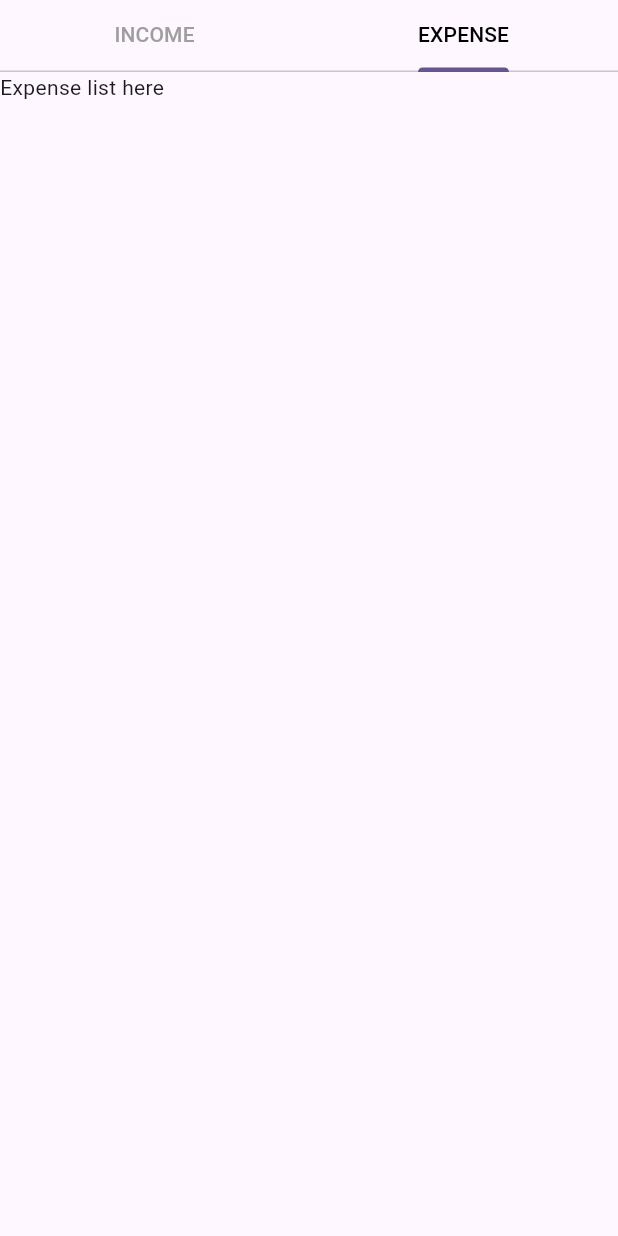
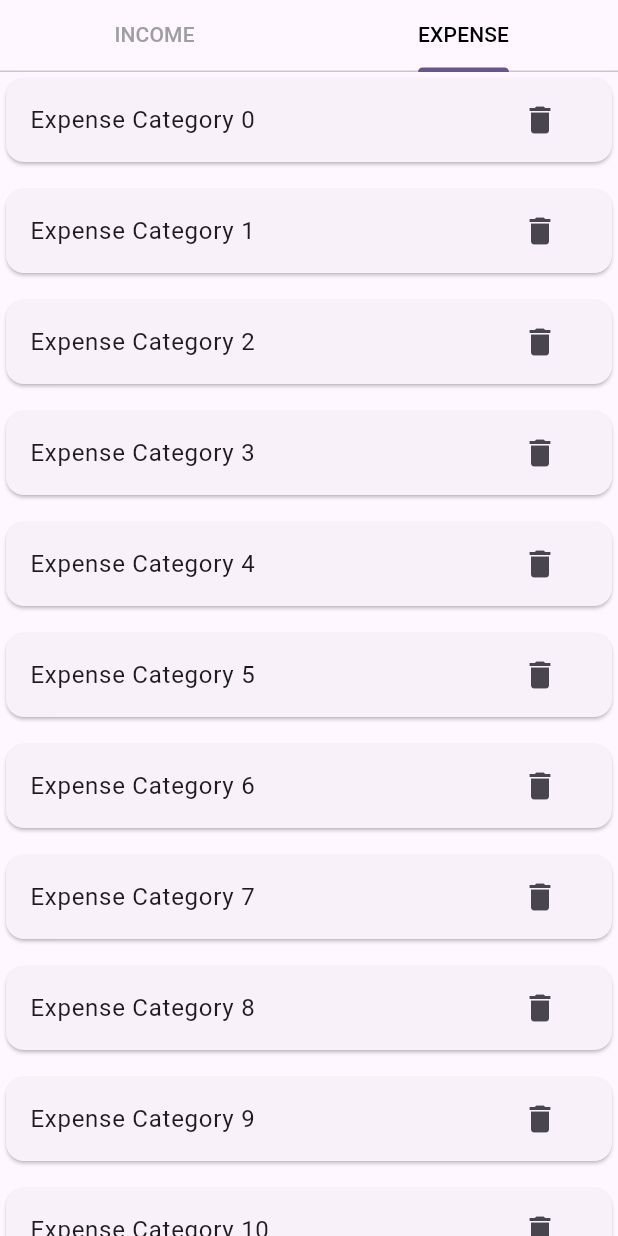
Before and after one commit to flutter-preview/IsmailKoormath-Money-Management, a Flutter app: the Category_Screen widget shown alone on an empty page, opened directly, tab 2 chosen, on a phone screen of 412 x 824 dp. Run offline on Flutter 3.47's test engine with Material 2 defaults, Android fonts, the phone set to English and light mode, and no system bars.

Commit message:
add income_category and expense category

```diff
--- a/lib/screens/category_screen.dart/category_screen.dart
+++ b/lib/screens/category_screen.dart/category_screen.dart
@@ -1,4 +1,6 @@
 import 'package:flutter/material.dart';
+import 'package:money_management/screens/category_screen.dart/expense_category_list.dart';
+import 'package:money_management/screens/category_screen.dart/income_category_list.dart';
 
 class Category_Screen extends StatefulWidget {
   const Category_Screen({super.key});
@@ -36,8 +38,8 @@ class _Category_ScreenState extends State<Category_Screen>
         ),
         Expanded(
           child: TabBarView(controller: _tabController, children: [
-            Text('Income list here'),
-            Text('Expense list here'),
+            IncomeCategoryList(),
+            ExpenseCategoryList(),
           ]),
         )
       ],
--- /dev/null
+++ b/lib/screens/category_screen.dart/expense_category_list.dart
@@ -0,0 +1,26 @@
+import 'package:flutter/material.dart';
+
+class ExpenseCategoryList extends StatelessWidget {
+  const ExpenseCategoryList({super.key});
+
+  @override
+  Widget build(BuildContext context) {
+    return ListView.separated(
+      itemBuilder: (ctx, index) {
+        return Card(
+          child: ListTile(
+            title: Text('Expense Category $index'),
+            trailing: IconButton(
+              onPressed: () {},
+              icon: Icon(Icons.delete),
+            ),
+          ),
+        );
+      },
+      separatorBuilder: (ctx, index) {
+        return const SizedBox(height: 10);
+      },
+      itemCount: 50,
+    );
+  }
+}
--- /dev/null
+++ b/lib/screens/category_screen.dart/income_category_list.dart
@@ -0,0 +1,26 @@
+import 'package:flutter/material.dart';
+
+class IncomeCategoryList extends StatelessWidget {
+  const IncomeCategoryList({super.key});
+
+  @override
+  Widget build(BuildContext context) {
+    return ListView.separated(
+      itemBuilder: (ctx, index) {
+        return Card(
+          child: ListTile(
+            title: Text('Income Category $index'),
+            trailing: IconButton(
+              onPressed: () {},
+              icon: Icon(Icons.delete),
+            ),
+          ),
+        );
+      },
+      separatorBuilder: (ctx, index) {
+        return const SizedBox(height: 10);
+      },
+      itemCount: 50,
+    );
+  }
+}
```
Also changed, not shown: lib/models/category/category_model.dart (added, +13 -0 lines), lib/db/category/category_db.dart (added).
